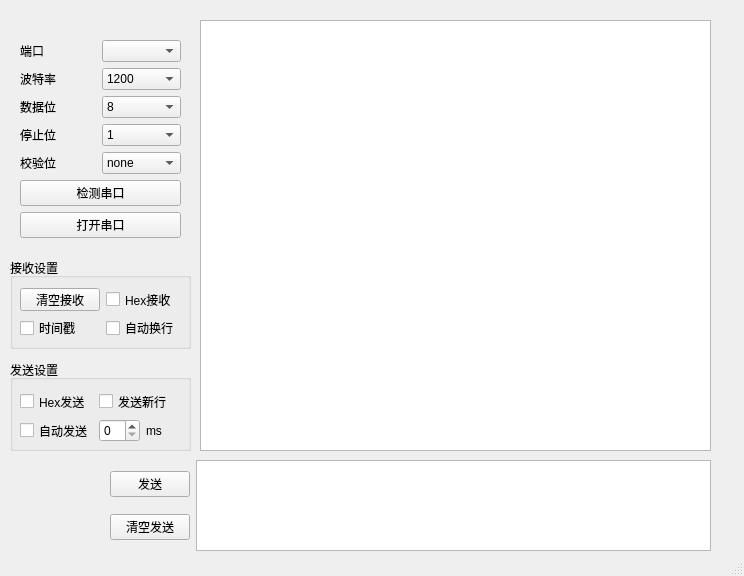
First picture: the form in serial/mainwindow.ui, repository crz21/qt_pro, before the edit.
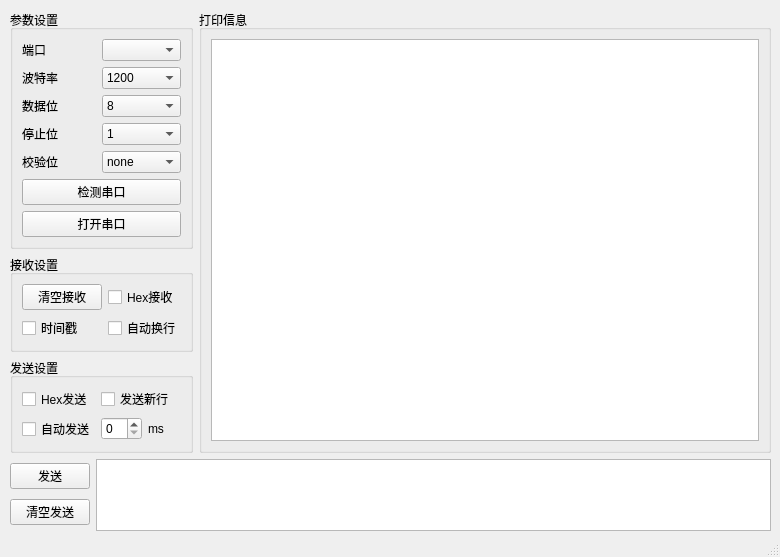
Second picture: the form after the edit.

What changed in the file:
```diff
--- a/serial/mainwindow.ui
+++ b/serial/mainwindow.ui
@@ -6,55 +6,83 @@
    <rect>
     <x>0</x>
     <y>0</y>
-    <width>744</width>
-    <height>576</height>
+    <width>780</width>
+    <height>557</height>
    </rect>
   </property>
   <property name="windowTitle">
    <string>串口工具</string>
   </property>
   <widget class="QWidget" name="centralwidget">
-   <widget class="QPlainTextEdit" name="recvEdit">
+   <widget class="QWidget" name="">
     <property name="geometry">
      <rect>
-      <x>200</x>
-      <y>20</y>
-      <width>511</width>
-      <height>431</height>
+      <x>10</x>
+      <y>10</y>
+      <width>761</width>
+      <height>521</height>
      </rect>
     </property>
-    <property name="readOnly">
-     <bool>true</bool>
-    </property>
-   </widget>
-   <widget class="QWidget" name="layoutWidget">
-    <property name="geometry">
-     <rect>
-      <x>20</x>
-      <y>40</y>
-      <width>161</width>
-      <height>199</height>
-     </rect>
-    </property>
-    <layout class="QGridLayout" name="gridLayout">
-     <item row="0" column="0">
+    <layout class="QVBoxLayout" name="verticalLayout_9">
+     <item>
+      <layout class="QHBoxLayout" name="horizontalLayout_5">
+       <item>
+        <layout class="QVBoxLayout" name="verticalLayout_8">
+         <item>
+          <widget class="QGroupBox" name="groupBox">
+           <property name="title">
+            <string>参数设置</string>
+           </property>
+           <layout class="QVBoxLayout" name="verticalLayout_7">
+            <item>
+             <layout class="QVBoxLayout" name="verticalLayout_5">
+              <item>
+               <layout class="QHBoxLayout" name="horizontalLayout">
+                <item>
+                 <layout class="QVBoxLayout" name="verticalLayout_3">
+                  <item>
       <widget class="QLabel" name="label_2">
        <property name="text">
         <string>端口</string>
        </property>
       </widget>
      </item>
-     <item row="0" column="1">
-      <widget class="QComboBox" name="serailCb"/>
-     </item>
-     <item row="1" column="0">
+                  <item>
       <widget class="QLabel" name="label_3">
        <property name="text">
         <string>波特率</string>
        </property>
       </widget>
      </item>
-     <item row="1" column="1">
+                  <item>
+                   <widget class="QLabel" name="label_4">
+                    <property name="text">
+                     <string>数据位</string>
+                    </property>
+                   </widget>
+                  </item>
+                  <item>
+                   <widget class="QLabel" name="label_5">
+                    <property name="text">
+                     <string>停止位</string>
+                    </property>
+                   </widget>
+                  </item>
+                  <item>
+                   <widget class="QLabel" name="label_6">
+                    <property name="text">
+                     <string>校验位</string>
+                    </property>
+                   </widget>
+                  </item>
+                 </layout>
+                </item>
+                <item>
+                 <layout class="QVBoxLayout" name="verticalLayout_2">
+                  <item>
+                   <widget class="QComboBox" name="serailCb"/>
+                  </item>
+                  <item>
       <widget class="QComboBox" name="baundrateCb">
        <property name="currentIndex">
         <number>0</number>
@@ -112,16 +140,14 @@
          <string>1152000</string>
         </property>
        </item>
-      </widget>
-     </item>
-     <item row="2" column="0">
-      <widget class="QLabel" name="label_4">
+                    <item>
        <property name="text">
-        <string>数据位</string>
-       </property>
-      </widget>
-     </item>
-     <item row="2" column="1">
+                      <string>2000000</string>
+                     </property>
+                    </item>
+                   </widget>
+                  </item>
+                  <item>
       <widget class="QComboBox" name="databitCb">
        <property name="currentIndex">
         <number>3</number>
@@ -148,14 +174,7 @@
        </item>
       </widget>
      </item>
-     <item row="3" column="0">
-      <widget class="QLabel" name="label_5">
-       <property name="text">
-        <string>停止位</string>
-       </property>
-      </widget>
-     </item>
-     <item row="3" column="1">
+                  <item>
       <widget class="QComboBox" name="stopbitCb">
        <item>
         <property name="text">
@@ -174,14 +193,7 @@
        </item>
       </widget>
      </item>
-     <item row="4" column="0">
-      <widget class="QLabel" name="label_6">
-       <property name="text">
-        <string>校验位</string>
-       </property>
-      </widget>
-     </item>
-     <item row="4" column="1">
+                  <item>
       <widget class="QComboBox" name="checkbitCb">
        <item>
         <property name="text">
@@ -200,14 +212,20 @@
        </item>
       </widget>
      </item>
-     <item row="5" column="0" colspan="2">
+                 </layout>
+                </item>
+               </layout>
+              </item>
+              <item>
+               <layout class="QVBoxLayout" name="verticalLayout_4">
+                <item>
       <widget class="QPushButton" name="btnSerialCheck">
        <property name="text">
         <string>检测串口</string>
        </property>
       </widget>
      </item>
-     <item row="6" column="0" colspan="2">
+                <item>
       <widget class="QPushButton" name="openBt">
        <property name="text">
         <string>打开串口</string>
@@ -215,28 +233,21 @@
       </widget>
      </item>
     </layout>
-   </widget>
+              </item>
+             </layout>
+            </item>
+           </layout>
+          </widget>
+         </item>
+         <item>
+          <layout class="QVBoxLayout" name="verticalLayout_6">
+           <item>
    <widget class="QGroupBox" name="groupBox_2">
-    <property name="geometry">
-     <rect>
-      <x>10</x>
-      <y>258</y>
-      <width>181</width>
-      <height>91</height>
-     </rect>
-    </property>
     <property name="title">
      <string>接收设置</string>
     </property>
-    <widget class="QWidget" name="layoutWidget">
-     <property name="geometry">
-      <rect>
-       <x>10</x>
-       <y>30</y>
-       <width>160</width>
-       <height>51</height>
-      </rect>
-     </property>
+             <layout class="QHBoxLayout" name="horizontalLayout_3">
+              <item>
      <layout class="QGridLayout" name="gridLayout_2">
       <item row="0" column="0">
        <widget class="QPushButton" name="clearBt">
@@ -267,29 +278,17 @@
        </widget>
       </item>
      </layout>
-    </widget>
-   </widget>
+              </item>
+             </layout>
+            </widget>
+           </item>
+           <item>
    <widget class="QGroupBox" name="groupBox_4">
-    <property name="geometry">
-     <rect>
-      <x>10</x>
-      <y>360</y>
-      <width>181</width>
-      <height>91</height>
-     </rect>
-    </property>
     <property name="title">
      <string>发送设置</string>
     </property>
-    <widget class="QWidget" name="layoutWidget">
-     <property name="geometry">
-      <rect>
-       <x>10</x>
-       <y>30</y>
-       <width>161</width>
-       <height>52</height>
-      </rect>
-     </property>
+             <layout class="QHBoxLayout" name="horizontalLayout_2">
+              <item>
      <layout class="QGridLayout" name="gridLayout_3">
       <item row="0" column="0">
        <widget class="QCheckBox" name="chkSendHex">
@@ -323,17 +322,33 @@
        </widget>
       </item>
      </layout>
-    </widget>
-   </widget>
-   <widget class="QWidget" name="layoutWidget">
-    <property name="geometry">
-     <rect>
-      <x>110</x>
-      <y>460</y>
-      <width>601</width>
-      <height>91</height>
-     </rect>
-    </property>
+              </item>
+             </layout>
+            </widget>
+           </item>
+          </layout>
+         </item>
+        </layout>
+       </item>
+       <item>
+        <widget class="QGroupBox" name="groupBox_3">
+         <property name="title">
+          <string>打印信息</string>
+         </property>
+         <layout class="QHBoxLayout" name="horizontalLayout_4">
+          <item>
+           <widget class="QPlainTextEdit" name="recvEdit">
+            <property name="readOnly">
+             <bool>true</bool>
+            </property>
+           </widget>
+          </item>
+         </layout>
+        </widget>
+       </item>
+      </layout>
+     </item>
+     <item>
     <layout class="QGridLayout" name="gridLayout_4">
      <item row="0" column="0">
       <layout class="QVBoxLayout" name="verticalLayout">
@@ -357,6 +372,8 @@
       <widget class="QTextEdit" name="sendEdit"/>
      </item>
     </layout>
+     </item>
+    </layout>
    </widget>
    <zorder>groupBox_4</zorder>
    <zorder>groupBox_2</zorder>
```
Left out of the diff: 6 changed lines with no effect on the pictures. Lines whose indentation alone changed are shown as unchanged.
